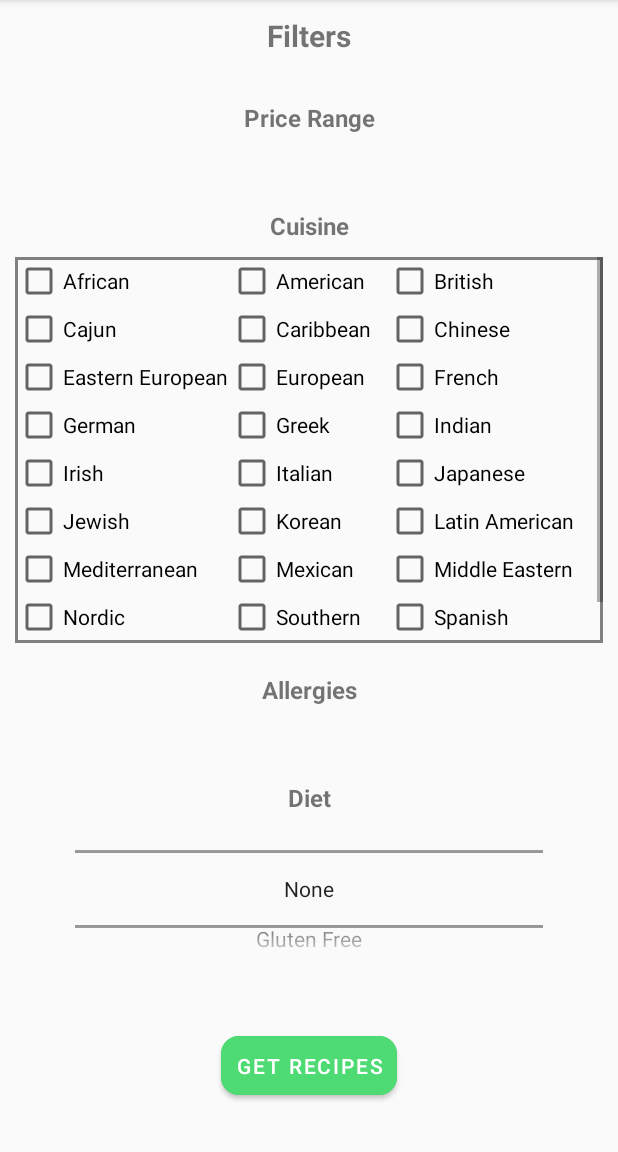
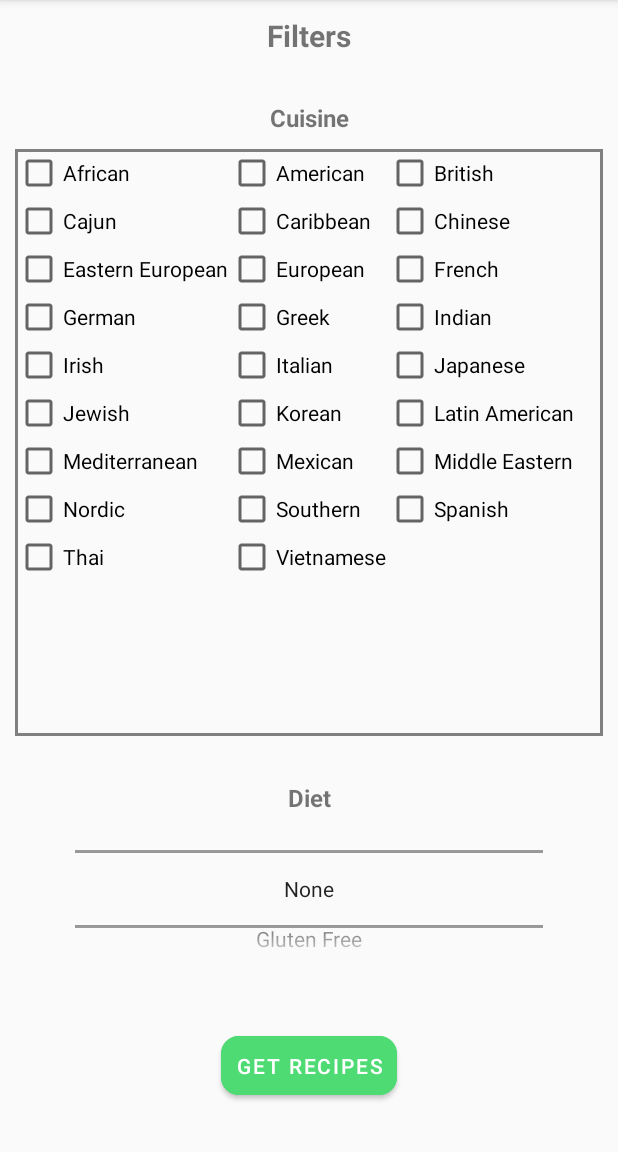
Before and after one commit to DavidDSS/MobileComputingProject, an Android app: the FilterPageActivity screen opened directly, with no data from a screen before it, on a phone screen of 412 x 824 dp, the part 84-1236 px from its top. Run offline under Robolectric (Android 15) with nearby library versions, the phone set to English and light mode, and no system bars; our stand-ins replace Volley.

Commit message:
Fixed inner scrolling for cuisine table

```diff
--- a/app/src/main/res/layout/activity_filter_page.xml
+++ b/app/src/main/res/layout/activity_filter_page.xml
@@ -58,29 +58,18 @@
         android:layout_width="match_parent"
         android:layout_height="wrap_content"
         android:orientation="vertical">
-    <TextView
-        android:id="@+id/priceRangeText"
-        android:layout_width="match_parent"
-        android:layout_height="wrap_content"
-        android:layout_below="@id/filterText"
-        android:layout_marginTop="30dp"
-        android:gravity="center"
-        android:text="Price Range"
-        android:textSize="16sp"
-        android:textStyle="bold" />
 
     <TextView
         android:id="@+id/cuisineText"
         android:layout_width="match_parent"
         android:layout_height="wrap_content"
-        android:layout_below="@id/priceRangeText"
-        android:layout_marginTop="50dp"
+        android:layout_marginTop="30dp"
         android:gravity="center"
         android:text="Cuisine"
         android:textSize="16sp"
         android:textStyle="bold" />
 
-        <ScrollView
+        <androidx.core.widget.NestedScrollView
             android:id="@+id/cuisineScroller"
             android:layout_width="fill_parent"
             android:layout_height="150dp"
@@ -97,25 +86,14 @@
                 android:layout_width="fill_parent"
                 android:layout_height="fill_parent"
                 android:isScrollContainer="true"></TableLayout>
-        </ScrollView>
+        </androidx.core.widget.NestedScrollView>
 
-
-    <TextView
-        android:id="@+id/allergiesText"
-        android:layout_width="match_parent"
-        android:layout_height="wrap_content"
-        android:layout_below="@id/cuisineScroller"
-        android:layout_marginTop="20dp"
-        android:gravity="center"
-        android:text="Allergies"
-        android:textSize="16sp"
-        android:textStyle="bold" />
     <TextView
         android:id="@+id/dietText"
         android:layout_width="match_parent"
         android:layout_height="wrap_content"
-        android:layout_below="@id/allergiesText"
-        android:layout_marginTop="50dp"
+        android:layout_below="@id/cuisineScroller"
+        android:layout_marginTop="30dp"
         android:gravity="center"
         android:text="Diet"
         android:textSize="16sp"
```
